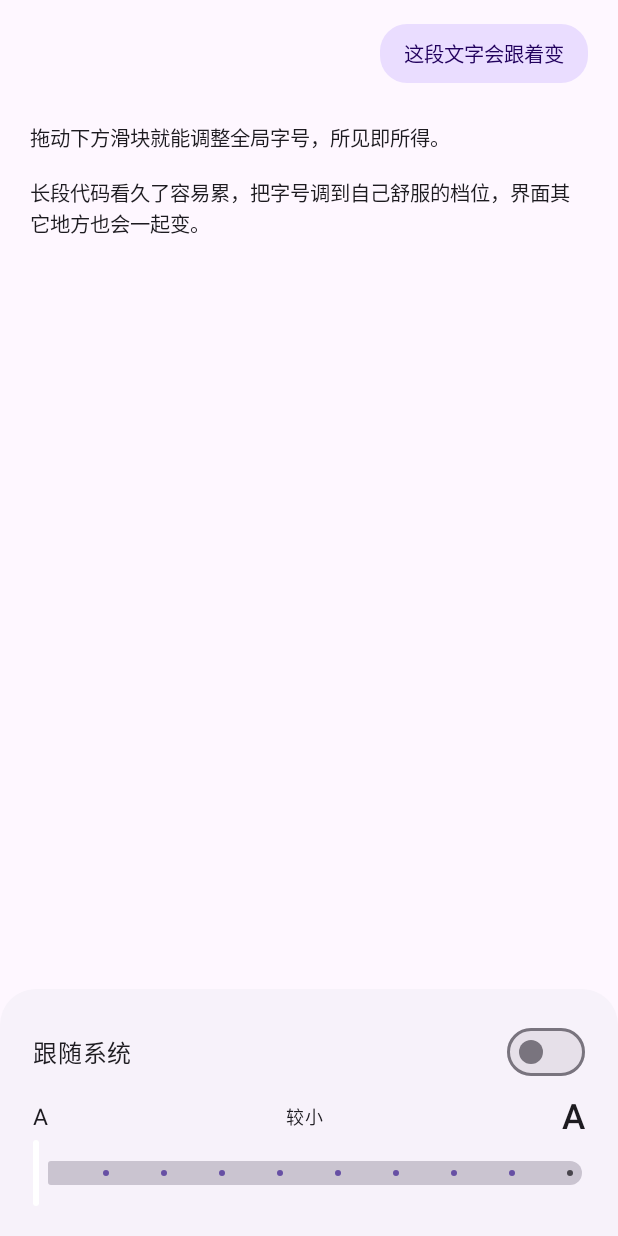
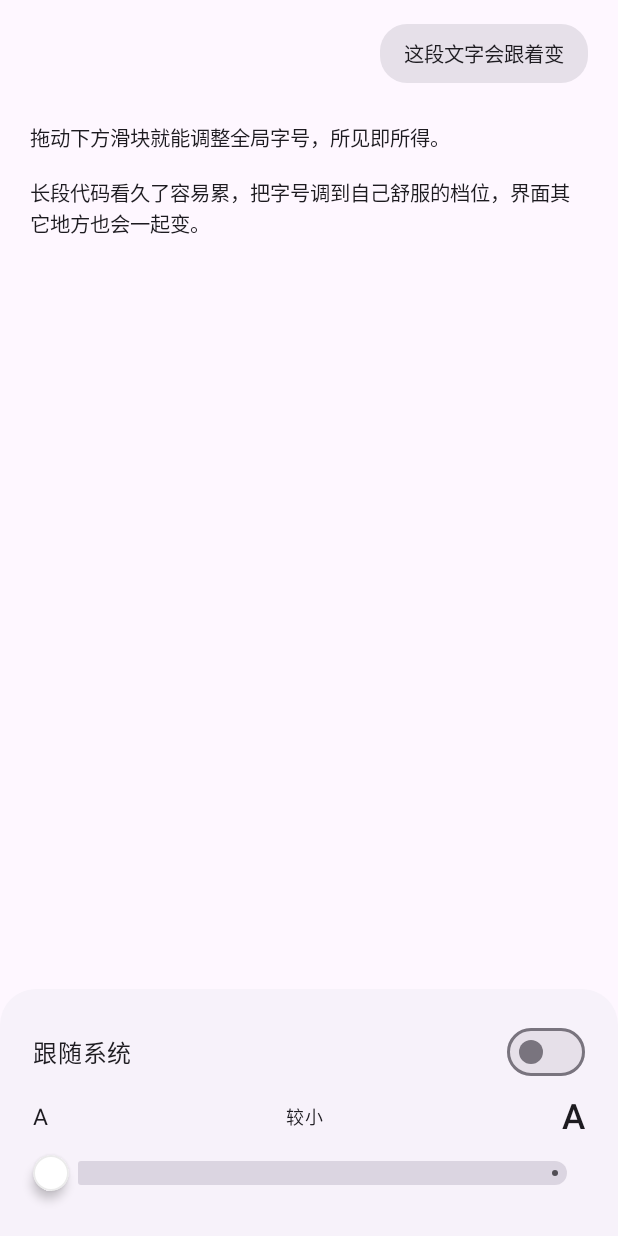
Before and after one commit to lizhiyu529/nova-android, an Android app built with Jetpack Compose: the composable FontSizeScreen called with empty values, on a phone screen of 412 x 824 dp. Run offline under Robolectric (Android 15) with nearby library versions, the phone set to English and light mode, and no system bars.

```diff
--- a/app/build.gradle.kts
+++ b/app/build.gradle.kts
@@ -25,8 +25,8 @@ android {
         applicationId = "com.nova.app"
         minSdk = libs.versions.minSdk.get().toInt()
         targetSdk = libs.versions.targetSdk.get().toInt()
-        versionCode = 18
-        versionName = "1.2.1"
+        versionCode = 19
+        versionName = "1.2.2"
         vectorDrawables.useSupportLibrary = true
     }
 
--- a/app/src/main/java/com/nova/app/ui/settings/FontSizeScreen.kt
+++ b/app/src/main/java/com/nova/app/ui/settings/FontSizeScreen.kt
@@ -1,5 +1,7 @@
 package com.nova.app.ui.settings
 
+import androidx.compose.foundation.background
+import androidx.compose.foundation.border
 import androidx.compose.foundation.layout.Arrangement
 import androidx.compose.foundation.layout.Box
 import androidx.compose.foundation.layout.Column
@@ -12,6 +14,7 @@ import androidx.compose.foundation.layout.navigationBarsPadding
 import androidx.compose.foundation.layout.padding
 import androidx.compose.foundation.layout.size
 import androidx.compose.foundation.layout.width
+import androidx.compose.foundation.shape.CircleShape
 import androidx.compose.foundation.shape.RoundedCornerShape
 import androidx.compose.material3.MaterialTheme
 import androidx.compose.material3.Slider
@@ -23,6 +26,8 @@ import androidx.compose.material3.Text
 import androidx.compose.runtime.Composable
 import androidx.compose.ui.Alignment
 import androidx.compose.ui.Modifier
+import androidx.compose.ui.draw.alpha
+import androidx.compose.ui.draw.shadow
 import androidx.compose.ui.graphics.Color
 import androidx.compose.ui.text.font.FontWeight
 import androidx.compose.ui.unit.dp
@@ -64,13 +69,13 @@ fun FontSizeScreen(
             ) {
                 Surface(
                     shape = RoundedCornerShape(18.dp),
-                    color = MaterialTheme.colorScheme.primaryContainer,
+                    color = MaterialTheme.colorScheme.surfaceContainerHighest,
                 ) {
                     Text(
                         text = "这段文字会跟着变",
                         fontSize = (16 * scale).sp,
                         lineHeight = (22 * scale).sp,
-                        color = MaterialTheme.colorScheme.onPrimaryContainer,
+                        color = MaterialTheme.colorScheme.onSurface,
                         modifier = Modifier.padding(horizontal = 16.dp, vertical = 10.dp),
                     )
                 }
@@ -150,20 +155,39 @@ fun FontSizeScreen(
                 }
                 Slider(
                     value = scaleIndex.toFloat(),
-                    onValueChange = { onScaleChange(it.toInt()) },
+                    onValueChange = { if (!followSystem) onScaleChange(it.toInt()) },
                     valueRange = 0f..(FontScaleSteps.size - 1).toFloat(),
                     steps = FontScaleSteps.size - 2,
-                    enabled = !followSystem,
-                    colors = SliderDefaults.colors(
-                        thumbColor = Color.White,
-                        activeTrackColor = MaterialTheme.colorScheme.onSurface.copy(alpha = 0.75f),
-                        inactiveTrackColor = MaterialTheme.colorScheme.outlineVariant,
-                        disabledThumbColor = Color.White.copy(alpha = 0.7f),
-                        disabledActiveTrackColor = MaterialTheme.colorScheme.outlineVariant,
-                        disabledInactiveTrackColor = MaterialTheme.colorScheme.outlineVariant,
-                    ),
+                    thumb = { SliderThumb(enabled = !followSystem) },
+                    track = { sliderState ->
+                        SliderDefaults.Track(
+                            sliderState = sliderState,
+                            colors = SliderDefaults.colors(
+                                activeTrackColor = MaterialTheme.colorScheme.onSurface.copy(alpha = 0.72f),
+                                inactiveTrackColor = MaterialTheme.colorScheme.outlineVariant.copy(alpha = 0.6f),
+                                activeTickColor = Color.Transparent,
+                                inactiveTickColor = Color.Transparent,
+                            ),
+                        )
+                    },
                 )
             }
         }
     }
 }
+
+@Composable
+private fun SliderThumb(enabled: Boolean) {
+    Box(
+        modifier = Modifier
+            .size(24.dp)
+            .shadow(elevation = 4.dp, shape = CircleShape)
+            .background(Color.White, CircleShape)
+            .border(
+                width = 0.8.dp,
+                color = Color.Black.copy(alpha = 0.08f),
+                shape = CircleShape,
+            )
+            .alpha(if (enabled) 1f else 0.65f),
+    )
+}
```
Also changed, not shown: app/src/main/java/com/nova/app/ui/components/CenterToast.kt (+17 -4 lines).
